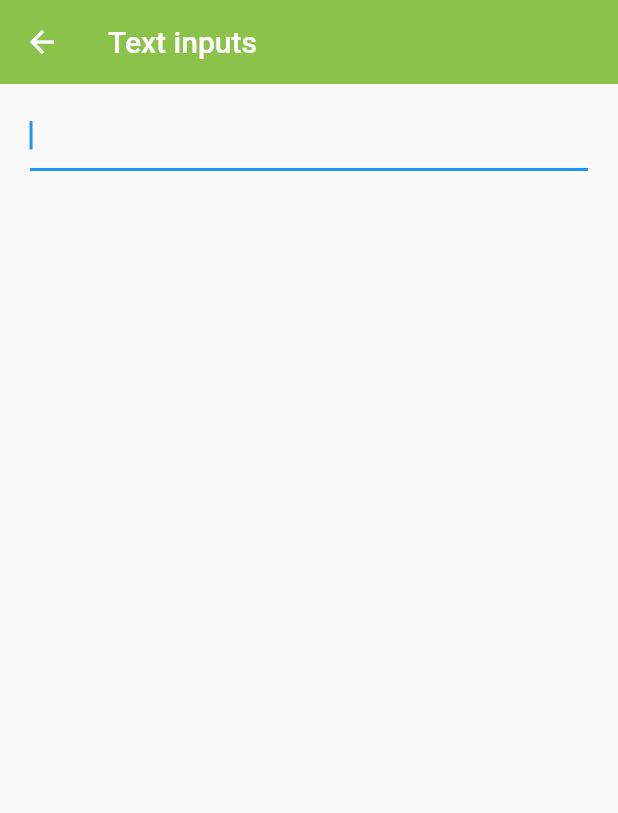
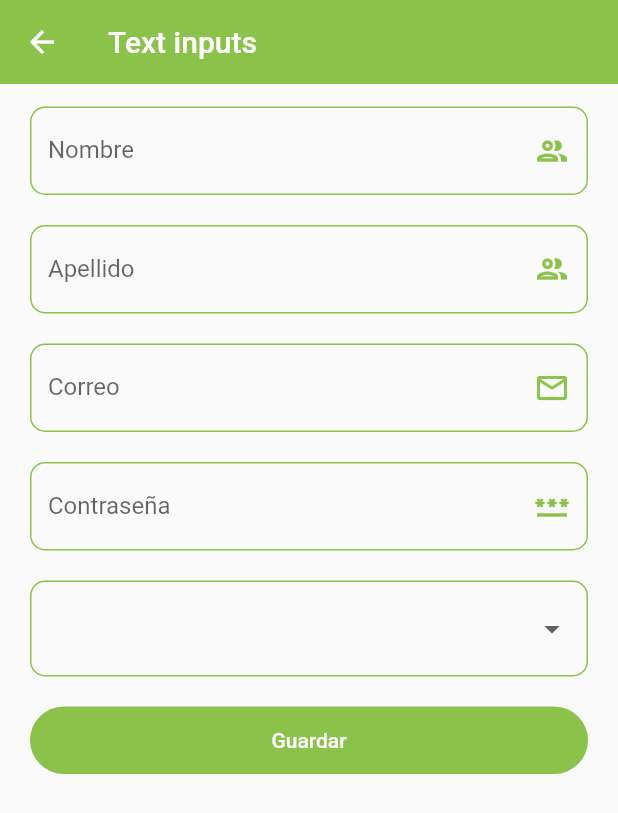
Before and after one commit to Filohz/componentes, a Flutter app: the InputsScreen screen opened by its route, on a phone screen of 412 x 824 dp. Shown: the top 813 px of the screen. Run offline on Flutter 3.47's test engine with Material 2 defaults, Android fonts, the phone set to English and light mode, and no system bars.

Commit message:
add custom input field and update inputs screen and theme

```diff
--- a/lib/screens/inputs_screen.dart
+++ b/lib/screens/inputs_screen.dart
@@ -1,3 +1,4 @@
+import 'package:fl_componentes/widgets/widgets.dart';
 import 'package:flutter/material.dart';
 
 class InputsScreen extends StatelessWidget {
@@ -5,23 +6,95 @@ class InputsScreen extends StatelessWidget {
 
   @override
   Widget build(BuildContext context) {
+    final GlobalKey<FormState> myFormKey = GlobalKey<FormState>();
+
+    final Map<String, String> formValues = {
+      'first_name': 'Jorge',
+      'last_name': 'Roco',
+      'email': 'roco@gmail.com',
+      'password': '123456',
+      'role': 'admin',
+    };
+
     return Scaffold(
       appBar: AppBar(
         title: const Text('Text inputs'),
       ),
       body: SingleChildScrollView(
         child: Padding(
-          padding: const EdgeInsets.symmetric(horizontal: 20, vertical: 10),
+          padding: const EdgeInsets.symmetric(horizontal: 20, vertical: 15),
+          child: Form(
+            key: myFormKey,
             child: Column(
               children: [
-              TextField(
-                autofocus: true,
-                textCapitalization: TextCapitalization.words,
+                CustomInputField(
+                  hintText: 'Nombre del usuario',
+                  labelText: 'Nombre',
+                  suffixIcon: Icons.group_outlined,
+                  formProperty: 'first_name',
+                  formValues: formValues,
+                ),
+                const SizedBox(height: 20),
+                CustomInputField(
+                  hintText: 'Apellido del usuario',
+                  labelText: 'Apellido',
+                  suffixIcon: Icons.group_outlined,
+                  formProperty: 'last_name',
+                  formValues: formValues,
+                ),
+                const SizedBox(height: 20),
+                CustomInputField(
+                  hintText: 'Correo',
+                  labelText: 'Correo',
+                  suffixIcon: Icons.email_outlined,
+                  textInputType: TextInputType.emailAddress,
+                  formProperty: 'email',
+                  formValues: formValues,
+                ),
+                const SizedBox(height: 20),
+                CustomInputField(
+                  hintText: 'Contraseña',
+                  labelText: 'Contraseña',
+                  suffixIcon: Icons.password,
+                  obscureText: true,
+                  formProperty: 'password',
+                  formValues: formValues,
+                ),
+                const SizedBox(height: 20),
+                DropdownButtonFormField(
+                  items: const [
+                    DropdownMenuItem(value: 'admin', child: Text('admin')),
+                    DropdownMenuItem(
+                        value: 'super admin', child: Text('super admin')),
+                    DropdownMenuItem(
+                        value: 'developer', child: Text('developer')),
+                    DropdownMenuItem(value: 'QA', child: Text('QA')),
+                  ],
                   onChanged: (value) {
                     print(value);
+                    formValues['role'] = value ?? 'admin';
                   },
                 ),
+                const SizedBox(height: 20),
+                SizedBox(
+                  width: double.infinity,
+                  height: 45,
+                  child: ElevatedButton(
+                    onPressed: () {
+                      FocusScope.of(context).requestFocus(FocusNode());
+                      if (!myFormKey.currentState!.validate()) {
+                        print('formulario no valido');
+                        return;
+                      }
+                      print(formValues);
+                    },
+                    child: const Center(
+                      child: Text('Guardar'),
+                    ),
+                  ),
+                ),
               ],
+            ),
           ),
         ),
       ),
--- a/lib/theme/app_theme.dart
+++ b/lib/theme/app_theme.dart
@@ -4,28 +4,44 @@ class AppTheme {
   static const Color primary = Colors.lightGreen;
 
   static final ThemeData lightTheme = ThemeData.light().copyWith(
-    //primary color
     primaryColor: primary,
-    //AppBar
-    appBarTheme: const AppBarTheme(
-      backgroundColor: primary,
-      elevation: 0.0,
-    ),
-    //Icon
+
+    //appBar theme
+    appBarTheme: const AppBarTheme(backgroundColor: primary, elevation: 0.0),
+
+    //icon Theme
     primaryIconTheme: const IconThemeData(color: primary),
-    //TextButton
+
+    //textButton Theme
     textButtonTheme: TextButtonThemeData(
-      style: TextButton.styleFrom(foregroundColor: primary),
-    ),
-    //Floating Action Button
+        style: TextButton.styleFrom(foregroundColor: primary)),
+
+    //floatingActionButton theme
     floatingActionButtonTheme:
         const FloatingActionButtonThemeData(backgroundColor: primary),
-    //ElevatedButton
+
+    //elevatedButton theme
     elevatedButtonTheme: ElevatedButtonThemeData(
       style: ElevatedButton.styleFrom(
-        backgroundColor: primary,
-        shape: const StadiumBorder(),
-        elevation: 0,
+          backgroundColor: primary, shape: const StadiumBorder(), elevation: 0),
+    ),
+
+    //inputDecoration theme
+    inputDecorationTheme: InputDecorationTheme(
+      prefixIconColor: primary,
+      suffixIconColor: primary,
+      floatingLabelStyle: const TextStyle(color: primary),
+      enabledBorder: OutlineInputBorder(
+        borderSide: const BorderSide(color: primary),
+        borderRadius: BorderRadius.circular(10),
+      ),
+      focusedBorder: OutlineInputBorder(
+        borderSide: const BorderSide(color: primary),
+        borderRadius: BorderRadius.circular(10),
+      ),
+      border: OutlineInputBorder(
+        borderSide: const BorderSide(color: primary),
+        borderRadius: BorderRadius.circular(10),
       ),
     ),
   );
--- /dev/null
+++ b/lib/widgets/custom_input_field.dart
@@ -0,0 +1,46 @@
+import 'package:flutter/material.dart';
+
+class CustomInputField extends StatelessWidget {
+  final String? hintText;
+  final String? labelText;
+  final IconData? suffixIcon;
+  final TextInputType? textInputType;
+  final bool obscureText;
+
+  final String formProperty;
+  final Map<String, String> formValues;
+
+  const CustomInputField({
+    super.key,
+    this.hintText,
+    this.labelText,
+    this.suffixIcon,
+    this.textInputType,
+    this.obscureText = false,
+    required this.formProperty,
+    required this.formValues,
+  });
+
+  @override
+  Widget build(BuildContext context) {
+    return TextFormField(
+      initialValue: '',
+      textCapitalization: TextCapitalization.words,
+      autovalidateMode: AutovalidateMode.onUserInteraction,
+      keyboardType: textInputType,
+      obscureText: obscureText,
+      decoration: InputDecoration(
+        hintText: hintText,
+        labelText: labelText,
+        suffixIcon: suffixIcon == null ? null : Icon(suffixIcon),
+      ),
+      onChanged: (value) {
+        formValues[formProperty] = value;
+      },
+      validator: (value) {
+        if (value == null) return 'este campor es requerido';
+        return value.length < 3 ? 'minimo 3 letras' : null;
+      },
+    );
+  }
+}
--- a/lib/widgets/widgets.dart
+++ b/lib/widgets/widgets.dart
@@ -1,2 +1,3 @@
 export 'package:fl_componentes/widgets/custom_card_1.dart';
 export 'package:fl_componentes/widgets/custom_card_2.dart';
+export 'package:fl_componentes/widgets/custom_input_field.dart';
```
Lines whose indentation alone changed are shown as unchanged.
